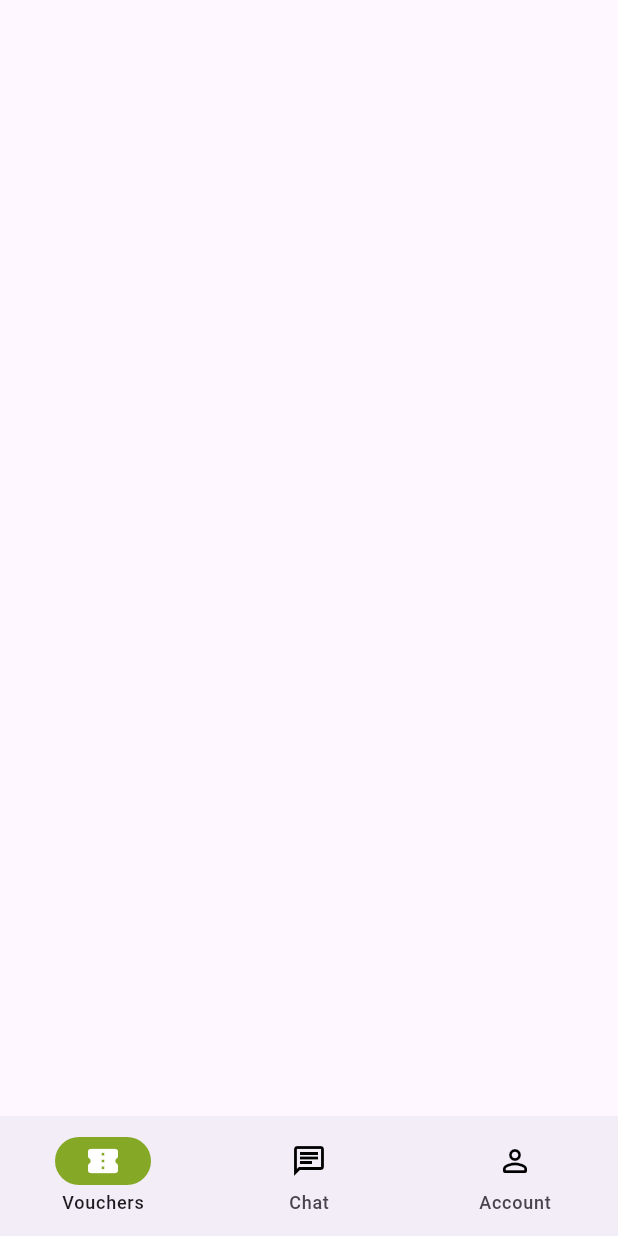
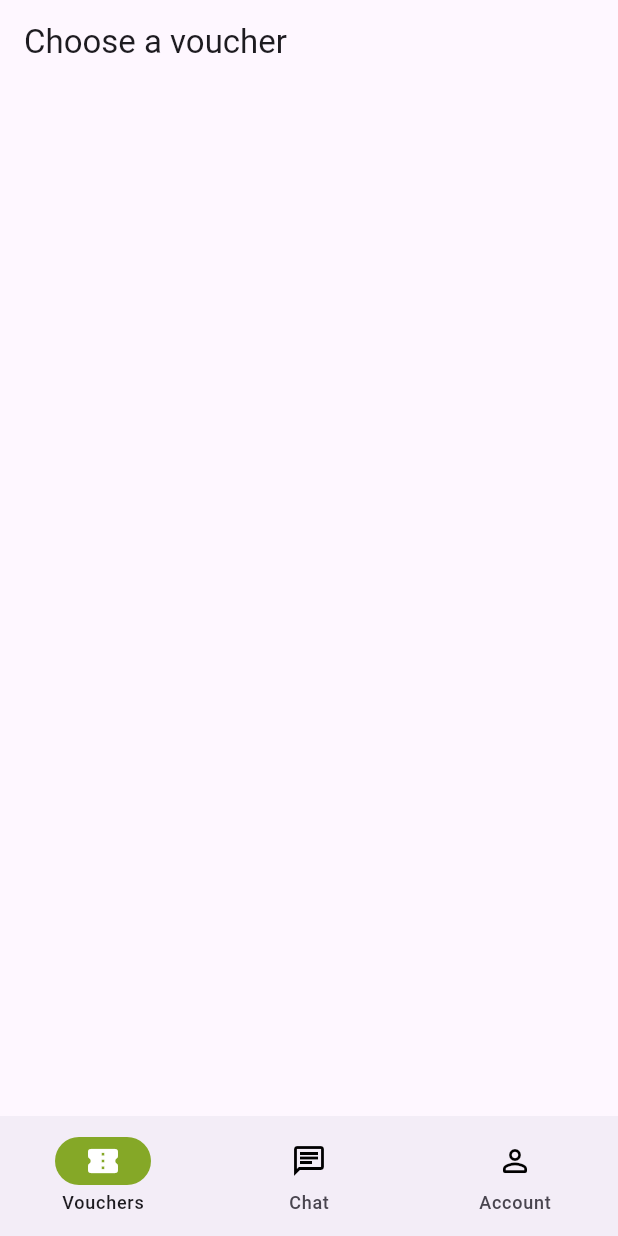
Before and after one commit to ItsJordanNL/quiet, a Flutter app: the screen it shows after launch, after a tap on "Member", on a phone screen of 412 x 824 dp. Run offline on Flutter 3.47's test engine with Material 3 defaults, Android fonts, the phone set to English and light mode, and no system bars.

Commit message:
[refactor] Put back the title of the screen

```diff
--- a/lib/screens/member/vouchers.dart
+++ b/lib/screens/member/vouchers.dart
@@ -12,7 +12,7 @@ class _VouchersPageState extends State<VouchersPage> {
   @override
   Widget build(BuildContext context) {
     return Scaffold(
-      appBar: AppBar(title: const Text(""),),
+      appBar: AppBar(title: const Text("Choose a voucher"),),
       // body: const VoucherInfo(),
     );
   }
```
